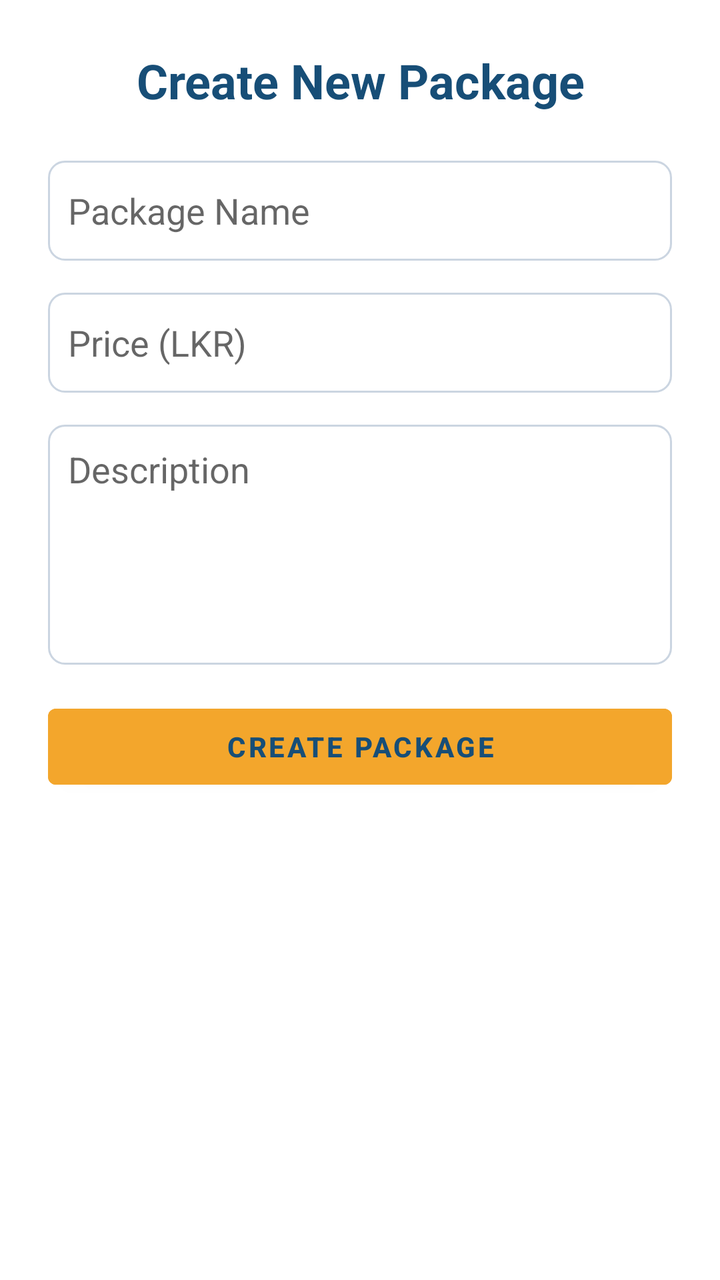
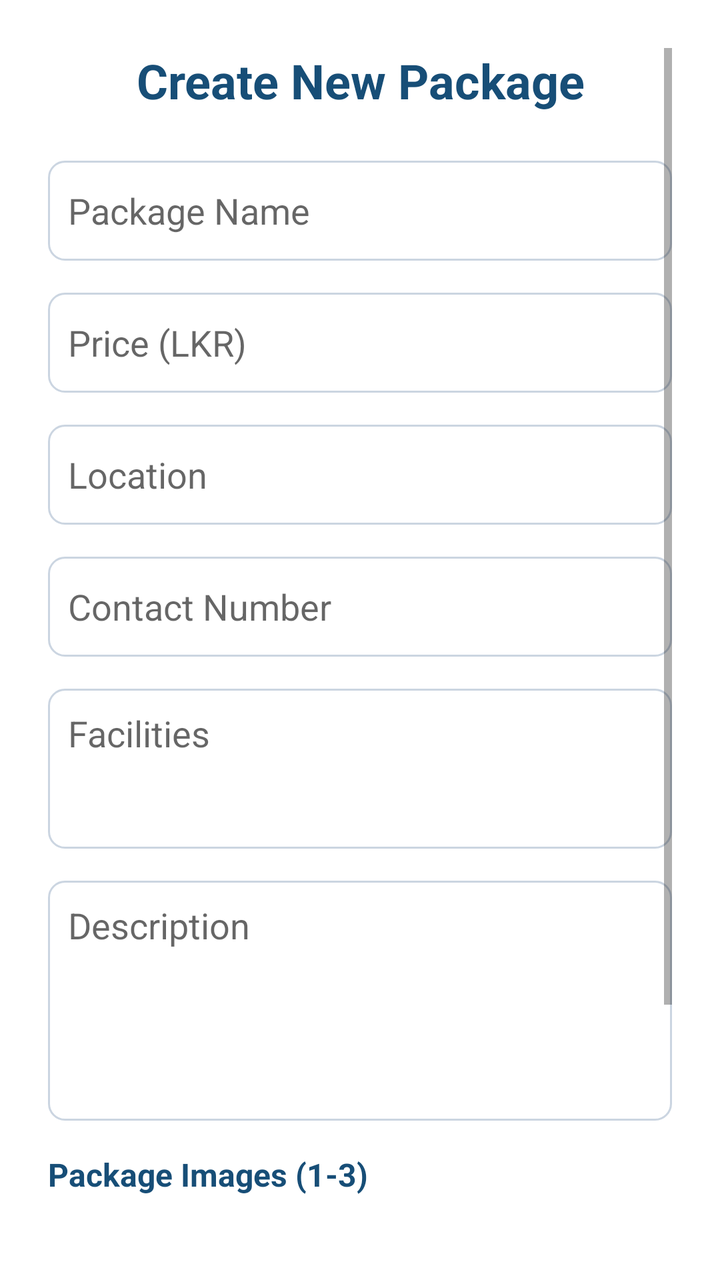

Before-and-after screenshots of an Android layout around one commit, followed by the original layout XML and the change that was made.
<!-- AndroidManifest.xml: application theme Theme.Voyage_V2 -->
<!-- res/layout/activity_package_create.xml -->
<?xml version="1.0" encoding="utf-8"?>
<ScrollView xmlns:android="http://schemas.android.com/apk/res/android"
    android:layout_width="match_parent"
    android:layout_height="match_parent"
    android:padding="24dp"
    android:background="#FFFFFF">

    <LinearLayout
        android:layout_width="match_parent"
        android:layout_height="wrap_content"
        android:orientation="vertical">

        <TextView
            android:layout_width="match_parent"
            android:layout_height="wrap_content"
            android:text="Create New Package"
            android:textSize="24sp"
            android:textColor="#174E77"
            android:textStyle="bold"
            android:gravity="center"
            android:layout_marginBottom="24dp" />

        <EditText
            android:id="@+id/inputName"
            android:layout_width="match_parent"
            android:layout_height="50dp"
            android:hint="Package Name"
            android:background="@drawable/input_border"
            android:padding="10dp"
            android:layout_marginBottom="16dp" />

        <EditText
            android:id="@+id/inputPrice"
            android:layout_width="match_parent"
            android:layout_height="50dp"
            android:hint="Price (LKR)"
            android:inputType="numberDecimal"
            android:background="@drawable/input_border"
            android:padding="10dp"
            android:layout_marginBottom="16dp" />

        <EditText
            android:id="@+id/inputDescription"
            android:layout_width="match_parent"
            android:layout_height="120dp"
            android:hint="Description"
            android:gravity="top"
            android:background="@drawable/input_border"
            android:padding="10dp"
            android:layout_marginBottom="16dp" />

        <Button
            android:id="@+id/btnCreatePackage"
            android:layout_width="match_parent"
            android:layout_height="50dp"
            android:backgroundTint="#F3A62C"
            android:text="Create Package"
            android:textColor="#174E77"
            android:textStyle="bold" />
    </LinearLayout>
</ScrollView>
<!-- resources referenced by this layout -->
<resources>
  <!-- drawable input_border (drawable) -->
  <?xml version="1.0" encoding="utf-8"?>
  <shape xmlns:android="http://schemas.android.com/apk/res/android"
      android:shape="rectangle">
      <solid android:color="@android:color/transparent" />
      <stroke android:width="1dp" android:color="#CBD5E1" />
      <corners android:radius="8dp" />
  </shape>
  <style name="Theme.Voyage_V2" parent="Theme.MaterialComponents.Light.NoActionBar">
          
          <item name="colorPrimary">#03A9F4</item>
          <item name="colorPrimaryVariant">#FF9800</item>
          <item name="colorOnPrimary">@color/white</item>
          <item name="colorSecondary">@color/teal_200</item>
          <item name="colorOnSecondary">@color/white</item>
      </style>
  <color name="white">#FFFFFFFF</color>
  <color name="teal_200">#FF03DAC5</color>
</resources>

<!-- the commit's change to res/layout/activity_package_create.xml (unified diff, before → after) -->
@@ -40,6 +40,35 @@
             android:layout_marginBottom="16dp" />
 
         <EditText
+            android:id="@+id/inputLocation"
+            android:layout_width="match_parent"
+            android:layout_height="50dp"
+            android:hint="Location"
+            android:background="@drawable/input_border"
+            android:padding="10dp"
+            android:layout_marginBottom="16dp" />
+
+        <EditText
+            android:id="@+id/inputPhone"
+            android:layout_width="match_parent"
+            android:layout_height="50dp"
+            android:hint="Contact Number"
+            android:inputType="phone"
+            android:background="@drawable/input_border"
+            android:padding="10dp"
+            android:layout_marginBottom="16dp" />
+
+        <EditText
+            android:id="@+id/inputFacilities"
+            android:layout_width="match_parent"
+            android:layout_height="80dp"
+            android:hint="Facilities"
+            android:gravity="top"
+            android:background="@drawable/input_border"
+            android:padding="10dp"
+            android:layout_marginBottom="16dp" />
+
+        <EditText
             android:id="@+id/inputDescription"
             android:layout_width="match_parent"
             android:layout_height="120dp"
@@ -49,13 +78,135 @@
             android:padding="10dp"
             android:layout_marginBottom="16dp" />
 
+        
+        <TextView
+            android:layout_width="match_parent"
+            android:layout_height="wrap_content"
+            android:text="Package Images (1-3)"
+            android:textSize="16sp"
+            android:textColor="#174E77"
+            android:textStyle="bold"
+            android:layout_marginBottom="12dp" />
+
+        <Button
+            android:id="@+id/btnSelectImages"
+            android:layout_width="match_parent"
+            android:layout_height="56dp"
+            android:text="Select Images"
+            android:textColor="#FFFFFF"
+            android:backgroundTint="#2196F3"
+            android:textSize="16sp"
+            android:textStyle="bold"
+            android:layout_marginBottom="16dp" />
+
+        
+        <LinearLayout
+            android:id="@+id/imagePreviewContainer"
+            android:layout_width="match_parent"
+            android:layout_height="wrap_content"
+            android:orientation="vertical"
+            android:visibility="gone"
+            android:layout_marginBottom="16dp">
+
+            <TextView
+                android:layout_width="wrap_content"
+                android:layout_height="wrap_content"
+                android:text="✓ Selected Images:"
+                android:textSize="14sp"
+                android:textColor="#4CAF50"
+                android:textStyle="bold"
+                android:layout_marginBottom="8dp" />
+
+            
+            <LinearLayout
+                android:layout_width="match_parent"
+                android:layout_height="wrap_content"
+                android:orientation="horizontal"
+                android:weightSum="3">
+
+                
+                <RelativeLayout
+                    android:layout_width="0dp"
+                    android:layout_height="100dp"
+                    android:layout_weight="1"
+                    android:layout_marginEnd="4dp">
+
+                    <ImageView
+                        android:id="@+id/imgPreview1"
+                        android:layout_width="match_parent"
+                        android:layout_height="match_parent"
+                        android:scaleType="centerCrop"
+                        android:background="#EEEEEE"
+                        android:visibility="gone" />
+
+                    <TextView
+                        android:id="@+id/txtCoverBadge"
+                        android:layout_width="wrap_content"
+                        android:layout_height="wrap_content"
+                        android:text="⭐ Cover"
+                        android:textSize="10sp"
+                        android:textColor="#FFFFFF"
+                        android:background="#FF9800"
+                        android:padding="4dp"
+                        android:layout_alignParentBottom="true"
+                        android:layout_centerHorizontal="true"
+                        android:visibility="gone" />
+
+                </RelativeLayout>
+
+                
+                <ImageView
+                    android:id="@+id/imgPreview2"
+                    android:layout_width="0dp"
+                    android:layout_height="100dp"
+                    android:layout_weight="1"
+                    android:layout_marginStart="4dp"
+                    android:layout_marginEnd="4dp"
+                    android:scaleType="centerCrop"
+                    android:background="#EEEEEE"
+                    android:visibility="gone" />
+
+                
+                <ImageView
+                    android:id="@+id/imgPreview3"
+                    android:layout_width="0dp"
+                    android:layout_height="100dp"
+                    android:layout_weight="1"
+                    android:layout_marginStart="4dp"
+                    android:scaleType="centerCrop"
+                    android:background="#EEEEEE"
+                    android:visibility="gone" />
+
+            </LinearLayout>
+
+            
+            <TextView
+                android:id="@+id/txtImageCount"
+                android:layout_width="wrap_content"
+                android:layout_height="wrap_content"
+                android:text="0 images selected"
+                android:textSize="12sp"
+                android:textColor="#666666"
+                android:layout_marginTop="8dp" />
+
+        </LinearLayout>
+
+        <TextView
+            android:layout_width="match_parent"
+            android:layout_height="wrap_content"
+            android:text="Tip: First image will be the cover photo. You can select Maximum 3 images!"
+            android:textSize="12sp"
+            android:textColor="#666666"
+            android:layout_marginBottom="24dp" />
+
         <Button
             android:id="@+id/btnCreatePackage"
             android:layout_width="match_parent"
-            android:layout_height="50dp"
+            android:layout_height="56dp"
             android:backgroundTint="#F3A62C"
             android:text="Create Package"
             android:textColor="#174E77"
-            android:textStyle="bold" />
+            android:textStyle="bold"
+            android:textSize="16sp" />
     </LinearLayout>
 </ScrollView>
